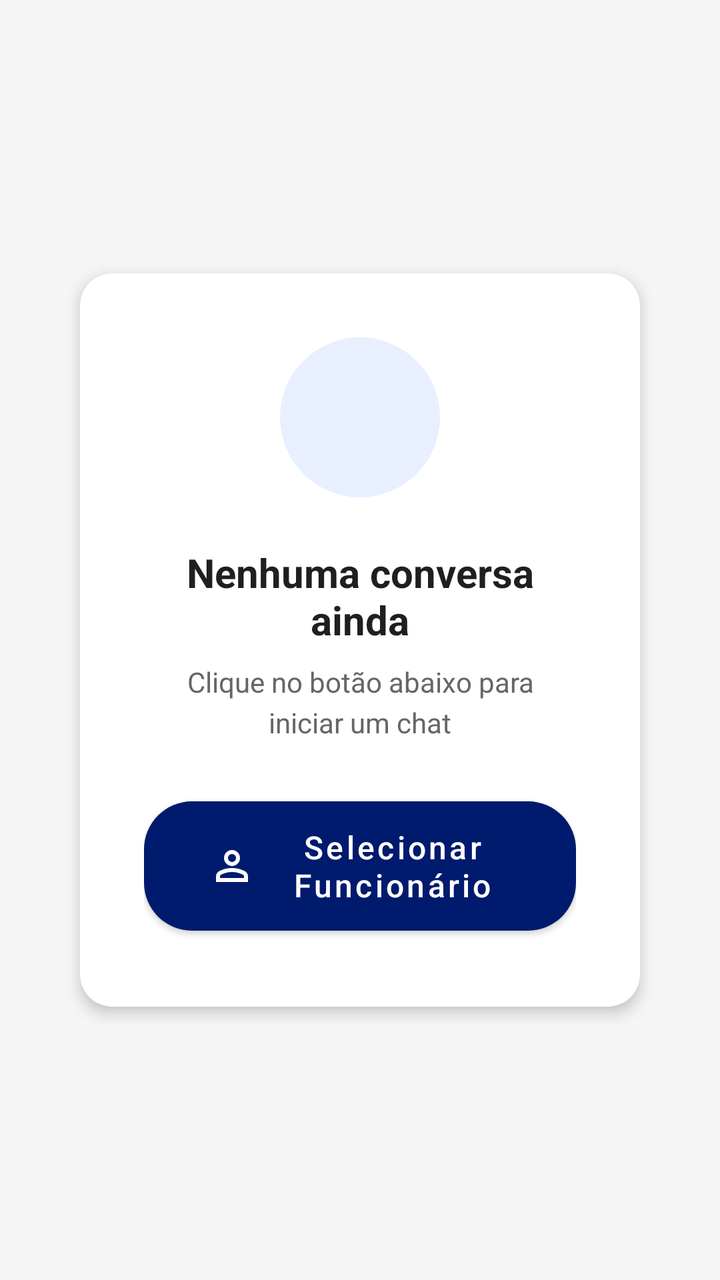
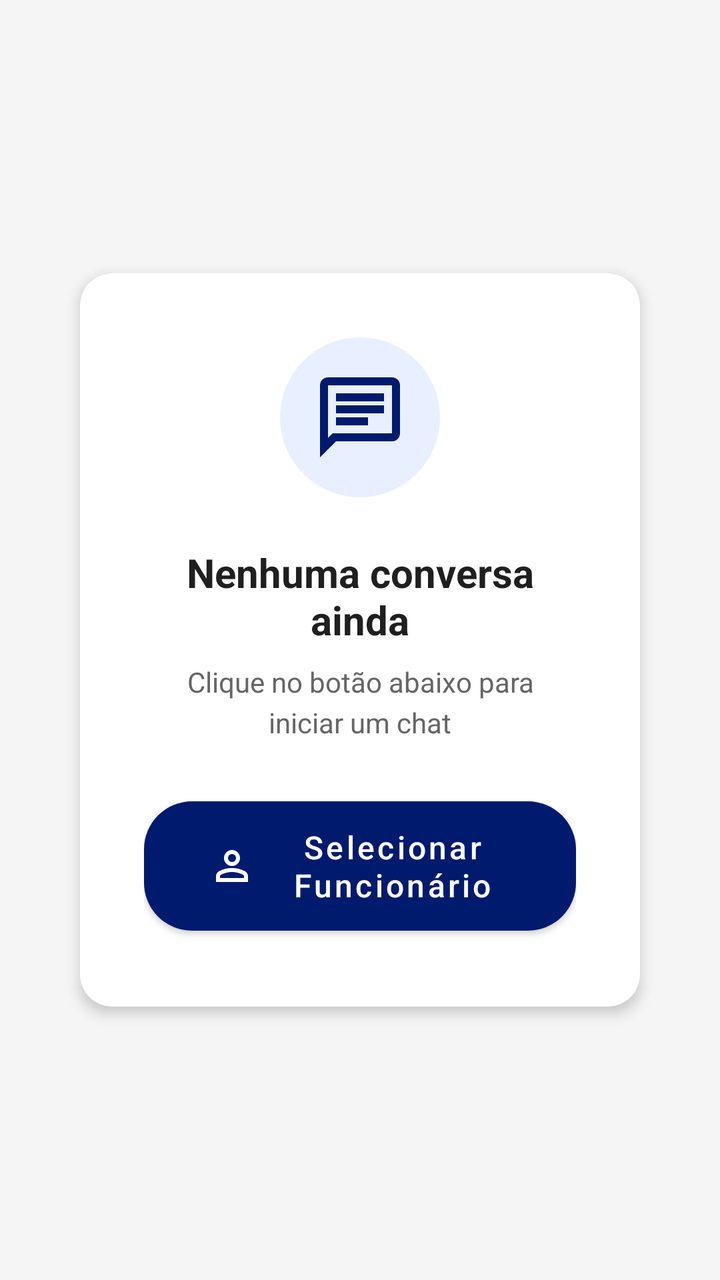

Compare the two renders of this Android layout. The source of the first and the diff that turns it into the second are given below.
<!-- AndroidManifest.xml: application theme Theme.MaterialComponents.Light.NoActionBar -->
<!-- res/layout/fragment_chat.xml -->
<?xml version="1.0" encoding="utf-8"?>
<FrameLayout xmlns:android="http://schemas.android.com/apk/res/android"
    xmlns:app="http://schemas.android.com/apk/res-auto"
    xmlns:tools="http://schemas.android.com/tools"
    android:layout_width="match_parent"
    android:layout_height="match_parent"
    android:background="@color/background">

    
    <LinearLayout
        android:id="@+id/layoutChatPrincipal"
        android:layout_width="match_parent"
        android:layout_height="match_parent"
        android:orientation="vertical"
        android:visibility="gone"
        tools:visibility="visible">

        
        <com.google.android.material.card.MaterialCardView
            android:layout_width="match_parent"
            android:layout_height="wrap_content"
            android:layout_margin="0dp"
            app:cardBackgroundColor="@color/primary"
            app:cardCornerRadius="0dp"
            app:cardElevation="4dp">

            <LinearLayout
                android:layout_width="match_parent"
                android:layout_height="wrap_content"
                android:gravity="center_vertical"
                android:orientation="horizontal"
                android:padding="16dp">

                <ImageView
                    android:layout_width="40dp"
                    android:layout_height="40dp"
                    android:background="@drawable/circle_background"
                    android:backgroundTint="@color/primary_light"
                    android:padding="8dp"
                    android:src="@drawable/ic_person"
                    app:tint="@color/primary" />

                <LinearLayout
                    android:layout_width="0dp"
                    android:layout_height="wrap_content"
                    android:layout_marginStart="12dp"
                    android:layout_weight="1"
                    android:orientation="vertical">

                    <TextView
                        android:id="@+id/tvFuncionarioNome"
                        android:layout_width="wrap_content"
                        android:layout_height="wrap_content"
                        android:text="Atendimento Médico"
                        android:textColor="@color/white"
                        android:textSize="16sp"
                        android:textStyle="bold" />

                    <TextView
                        android:id="@+id/tvStatusConexao"
                        android:layout_width="wrap_content"
                        android:layout_height="wrap_content"
                        android:text="Online"
                        android:textColor="@color/primary_light"
                        android:textSize="12sp" />

                </LinearLayout>

                <ImageView
                    android:id="@+id/ivStatusIndicator"
                    android:layout_width="12dp"
                    android:layout_height="12dp"
                    android:backgroundTint="@color/success"
                    android:src="@drawable/circle_background" />

            </LinearLayout>

        </com.google.android.material.card.MaterialCardView>

        
        <androidx.recyclerview.widget.RecyclerView
            android:id="@+id/rvMensagens"
            android:layout_width="match_parent"
            android:layout_height="0dp"
            android:layout_weight="1"
            android:padding="8dp"
            android:clipToPadding="false"
            tools:listitem="@layout/item_mensagem_paciente" />

        
        <LinearLayout
            android:id="@+id/layoutDigitando"
            android:layout_width="match_parent"
            android:layout_height="wrap_content"
            android:orientation="horizontal"
            android:padding="12dp"
            android:gravity="center_vertical"
            android:visibility="gone"
            tools:visibility="visible">

            <ProgressBar
                android:layout_width="16dp"
                android:layout_height="16dp"
                android:indeterminateTint="@color/text_secondary" />

            <TextView
                android:layout_width="wrap_content"
                android:layout_height="wrap_content"
                android:layout_marginStart="8dp"
                android:text="Funcionário está digitando..."
                android:textSize="12sp"
                android:textColor="@color/text_secondary"
                android:fontFamily="sans-serif-medium" />

        </LinearLayout>

        
        <com.google.android.material.card.MaterialCardView
            android:layout_width="match_parent"
            android:layout_height="wrap_content"
            android:layout_margin="8dp"
            app:cardCornerRadius="25dp"
            app:cardElevation="2dp"
            app:cardBackgroundColor="@color/surface">

            <LinearLayout
                android:layout_width="match_parent"
                android:layout_height="wrap_content"
                android:orientation="horizontal"
                android:gravity="center_vertical"
                android:padding="4dp">

                <com.google.android.material.textfield.TextInputEditText
                    android:id="@+id/etMensagem"
                    android:layout_width="0dp"
                    android:layout_height="wrap_content"
                    android:layout_weight="1"
                    android:background="@android:color/transparent"
                    android:hint="Digite sua mensagem..."
                    android:textColorHint="@color/text_secondary"
                    android:textColor="@color/text_primary"
                    android:padding="12dp"
                    android:maxLines="4"
                    android:inputType="textCapSentences|textMultiLine" />

                <com.google.android.material.button.MaterialButton
                    android:id="@+id/btnEnviar"
                    style="@style/Widget.Material3.Button.IconButton"
                    android:layout_width="48dp"
                    android:layout_height="48dp"
                    android:layout_margin="4dp"
                    app:icon="@drawable/ic_send"
                    app:iconTint="@color/white"
                    app:backgroundTint="@color/primary"
                    app:cornerRadius="24dp" />

            </LinearLayout>

        </com.google.android.material.card.MaterialCardView>

    </LinearLayout>

    
    <LinearLayout
        android:id="@+id/layoutEmptyState"
        android:layout_width="match_parent"
        android:layout_height="match_parent"
        android:orientation="vertical"
        android:gravity="center"
        android:padding="24dp"
        android:visibility="visible"
        tools:visibility="gone">

        <com.google.android.material.card.MaterialCardView
            android:layout_width="match_parent"
            android:layout_height="wrap_content"
            android:layout_marginHorizontal="16dp"
            app:cardCornerRadius="16dp"
            app:cardElevation="4dp"
            app:cardBackgroundColor="@color/surface">

            <LinearLayout
                android:layout_width="match_parent"
                android:layout_height="wrap_content"
                android:orientation="vertical"
                android:gravity="center"
                android:padding="32dp">

                
                <ImageView
                    android:layout_width="80dp"
                    android:layout_height="80dp"
                    android:src="@drawable/ic_chat"
                    app:tint="@color/primary_light"
                    android:padding="16dp"
                    android:background="@drawable/circle_background"
                    android:backgroundTint="@color/primary_light" />

                
                <TextView
                    android:layout_width="wrap_content"
                    android:layout_height="wrap_content"
                    android:layout_marginTop="24dp"
                    android:text="Nenhuma conversa ainda"
                    android:textColor="@color/text_primary"
                    android:textSize="20sp"
                    android:textStyle="bold"
                    android:gravity="center" />

                
                <TextView
                    android:layout_width="wrap_content"
                    android:layout_height="wrap_content"
                    android:layout_marginTop="8dp"
                    android:text="Clique no botão abaixo para\niniciar um chat"
                    android:textColor="@color/text_secondary"
                    android:textSize="14sp"
                    android:gravity="center"
                    android:lineSpacingExtra="4dp" />

                
                <com.google.android.material.button.MaterialButton
                    android:id="@+id/btnSelecionarFuncionario"
                    android:layout_width="wrap_content"
                    android:layout_height="wrap_content"
                    android:layout_marginTop="24dp"
                    android:text="Selecionar Funcionário"
                    android:textColor="@color/white"
                    android:textSize="16sp"
                    android:textAllCaps="false"
                    android:paddingHorizontal="32dp"
                    android:paddingVertical="12dp"
                    app:backgroundTint="@color/primary"
                    app:cornerRadius="24dp"
                    app:icon="@drawable/ic_person"
                    app:iconTint="@color/white"
                    app:iconGravity="start" />

            </LinearLayout>

        </com.google.android.material.card.MaterialCardView>

    </LinearLayout>

</FrameLayout>
<!-- res/layout/item_mensagem_paciente.xml (included above) -->
<?xml version="1.0" encoding="utf-8"?>
<FrameLayout xmlns:android="http://schemas.android.com/apk/res/android"
    xmlns:app="http://schemas.android.com/apk/res-auto"
    android:layout_width="match_parent"
    android:layout_height="wrap_content"
    android:padding="8dp">

    <LinearLayout
        android:layout_width="wrap_content"
        android:layout_height="wrap_content"
        android:layout_gravity="end"
        android:orientation="horizontal"
        android:layout_marginStart="48dp"
        android:gravity="center_vertical">

        <com.google.android.material.card.MaterialCardView
            android:layout_width="wrap_content"
            android:layout_height="wrap_content"
            android:layout_marginEnd="8dp"
            app:cardCornerRadius="16dp"
            app:cardElevation="2dp"
            app:cardBackgroundColor="@color/primary">

            <LinearLayout
                android:layout_width="wrap_content"
                android:layout_height="wrap_content"
                android:orientation="vertical"
                android:padding="12dp"
                android:minWidth="80dp"
                android:maxWidth="280dp">

                <TextView
                    android:id="@+id/tvMensagem"
                    android:layout_width="wrap_content"
                    android:layout_height="wrap_content"
                    android:textColor="@color/white"
                    android:textSize="15sp"
                    android:lineSpacingExtra="2dp"
                    android:textColorLink="@color/primary_light" />

                <TextView
                    android:id="@+id/tvHora"
                    android:layout_width="wrap_content"
                    android:layout_height="wrap_content"
                    android:layout_gravity="end"
                    android:layout_marginTop="4dp"
                    android:textColor="#B3FFFFFF"
                    android:textSize="11sp"
                    android:fontFamily="sans-serif-medium" />

            </LinearLayout>

        </com.google.android.material.card.MaterialCardView>

        <ImageView
            android:layout_width="32dp"
            android:layout_height="32dp"
            android:src="@drawable/ic_person"
            android:background="@drawable/circle_background"
            android:backgroundTint="@color/primary_light"
            android:padding="6dp"
            app:tint="@color/primary" />

    </LinearLayout>

</FrameLayout>
<!-- resources referenced by this layout -->
<resources>
  <color name="background">#F5F5F5</color>
  <color name="primary">#001A6E</color>
  <color name="primary_light">#E8EFFF</color>
  <color name="success">#4CAF50</color>
  <color name="surface">#FFFFFF</color>
  <color name="text_primary">#1F1F1F</color>
  <color name="text_secondary">#666666</color>
  <color name="white">#FFFFFF</color>
  <!-- drawable circle_background (drawable) -->
  <?xml version="1.0" encoding="utf-8"?>
  <shape xmlns:android="http://schemas.android.com/apk/res/android"
      android:shape="oval">
      <solid android:color="@color/primary_light" />
  </shape>
  <!-- drawable ic_chat (drawable) -->
  <vector xmlns:android="http://schemas.android.com/apk/res/android"
      android:width="24dp"
      android:height="24dp"
      android:viewportWidth="960"
      android:viewportHeight="960">
    <path
        android:pathData="M240,560h320v-80L240,480v80ZM240,440h480v-80L240,360v80ZM240,320h480v-80L240,240v80ZM80,880v-720q0,-33 23.5,-56.5T160,80h640q33,0 56.5,23.5T880,160v480q0,33 -23.5,56.5T800,720L240,720L80,880ZM206,640h594v-480L160,160v525l46,-45ZM160,640v-480,480Z"
        android:fillColor="#e3e3e3"/>
  </vector>
  <!-- drawable ic_person (drawable) -->
  <vector xmlns:android="http://schemas.android.com/apk/res/android"
      android:width="24dp"
      android:height="24dp"
      android:viewportWidth="960"
      android:viewportHeight="960">
    <path
        android:pathData="M480,480q-66,0 -113,-47t-47,-113q0,-66 47,-113t113,-47q66,0 113,47t47,113q0,66 -47,113t-113,47ZM160,800v-112q0,-34 17.5,-62.5T224,582q62,-31 126,-46.5T480,520q66,0 130,15.5T736,582q29,15 46.5,43.5T800,688v112L160,800ZM240,720h480v-32q0,-11 -5.5,-20T700,654q-54,-27 -109,-40.5T480,600q-56,0 -111,13.5T260,654q-9,5 -14.5,14t-5.5,20v32ZM480,400q33,0 56.5,-23.5T560,320q0,-33 -23.5,-56.5T480,240q-33,0 -56.5,23.5T400,320q0,33 23.5,56.5T480,400ZM480,320ZM480,720Z"
        android:fillColor="#e3e3e3"/>
  </vector>
  <!-- drawable ic_send (drawable) -->
  <vector xmlns:android="http://schemas.android.com/apk/res/android"
      android:width="24dp"
      android:height="24dp"
      android:viewportWidth="960"
      android:viewportHeight="960">
    <path
        android:pathData="M120,800v-640l760,320 -760,320ZM200,680 L674,480 200,280v140l240,60 -240,60v140ZM200,680v-400,400Z"
        android:fillColor="#e3e3e3"/>
  </vector>
</resources>

<!-- the commit's change to res/layout/fragment_chat.xml (unified diff, before → after) -->
@@ -191,7 +191,7 @@
                     android:layout_width="80dp"
                     android:layout_height="80dp"
                     android:src="@drawable/ic_chat"
-                    app:tint="@color/primary_light"
+                    app:tint="@color/primary"
                     android:padding="16dp"
                     android:background="@drawable/circle_background"
                     android:backgroundTint="@color/primary_light" />
